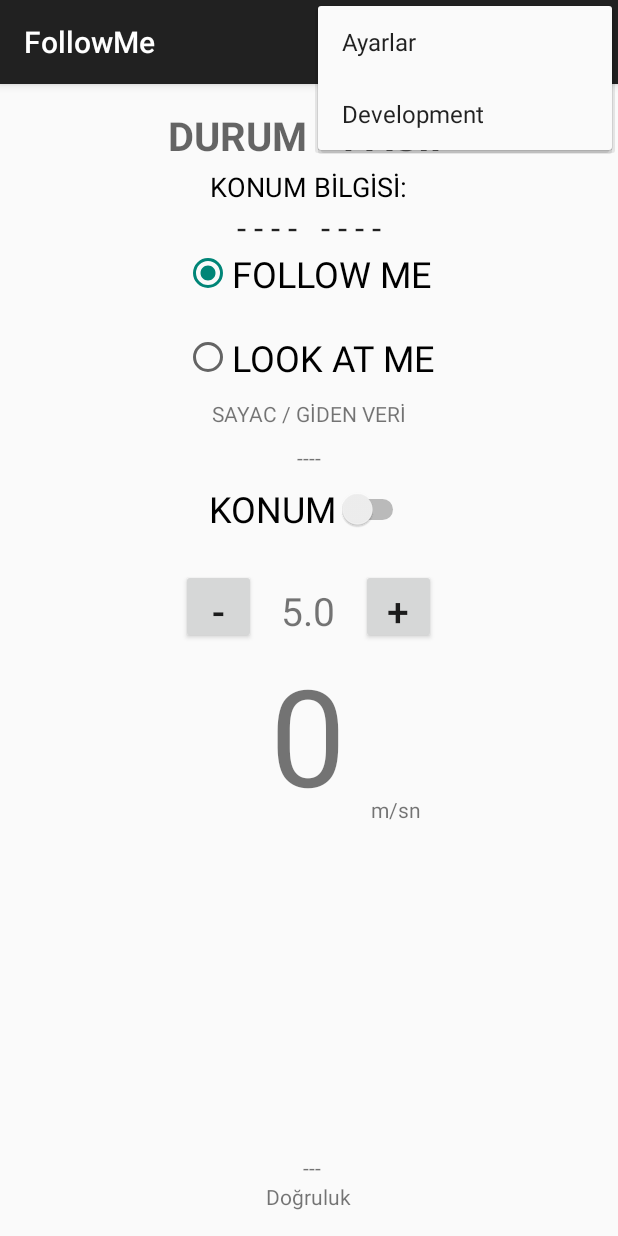
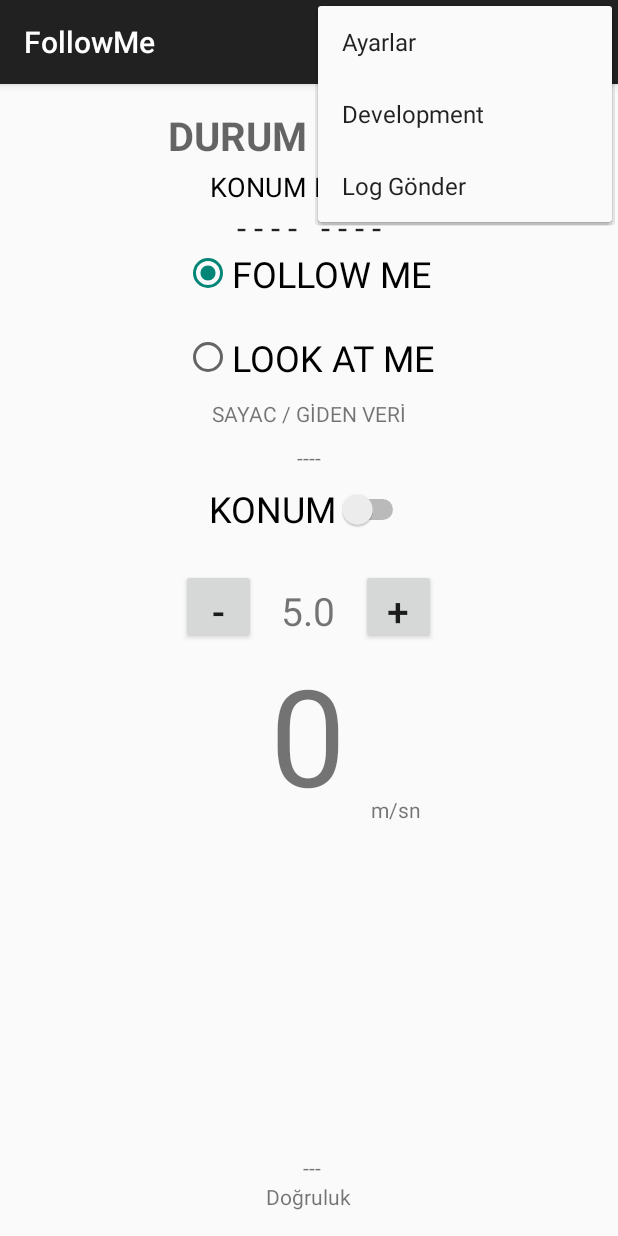
Before and after one commit to onurerden/mkFollowMe, an Android app: the MainActivity screen opened directly, with no data from a screen before it, with the options menu open, on a phone screen of 412 x 824 dp. Run offline under Robolectric (Android 15) with nearby library versions, the phone set to English and light mode, and no system bars.

Commit message:
Log lar static classtaki arraylist e kaydediliyor, sonra gonderiliyor. (settings de log gonder var)
FollowMe datası GUI thread inden ayrıldı, 5 thread lik pool da çalışıp broadcast receiver ile gui update ediliyor.

```diff
--- a/app/src/main/res/menu/menu_main.xml
+++ b/app/src/main/res/menu/menu_main.xml
@@ -1,8 +1,20 @@
 <menu xmlns:android="http://schemas.android.com/apk/res/android"
     xmlns:app="http://schemas.android.com/apk/res-auto"
-    xmlns:tools="http://schemas.android.com/tools" tools:context=".MainActivity">
-    <item android:id="@+id/action_settings" android:title="@string/action_settings"
-        android:orderInCategory="100" app:showAsAction="never" />
-    <item android:id="@+id/action_swipe" android:title="@string/action_swipe"
-        android:orderInCategory="200" app:showAsAction="never" />
+    xmlns:tools="http://schemas.android.com/tools"
+    tools:context=".MainActivity">
+    <item
+        android:id="@+id/action_settings"
+        android:orderInCategory="100"
+        android:title="@string/action_settings"
+        app:showAsAction="never" />
+    <item
+        android:id="@+id/action_swipe"
+        android:orderInCategory="200"
+        android:title="@string/action_swipe"
+        app:showAsAction="never" />
+    <item
+        android:id="@+id/action_logGonder"
+        android:orderInCategory="200"
+        android:title="@string/action_loggonder"
+        app:showAsAction="never" />
 </menu>
--- a/app/src/main/res/values/strings.xml
+++ b/app/src/main/res/values/strings.xml
@@ -10,5 +10,6 @@
     <string name="title_activity_init2">Bağlantı Hazırlıkları</string>
     <string name="title_activity_swipe">Deneme Alanı</string>
     <string name="action_swipe">Development</string>
+    <string name="action_loggonder">Log Gönder</string>
 
 </resources>
```
Also changed, not shown: app/src/main/java/com/belbim/kopter/followme/LogYonet.java (+6 -9 lines), app/src/main/java/com/belbim/kopter/followme/MainActivity.java (+22 -8 lines).
